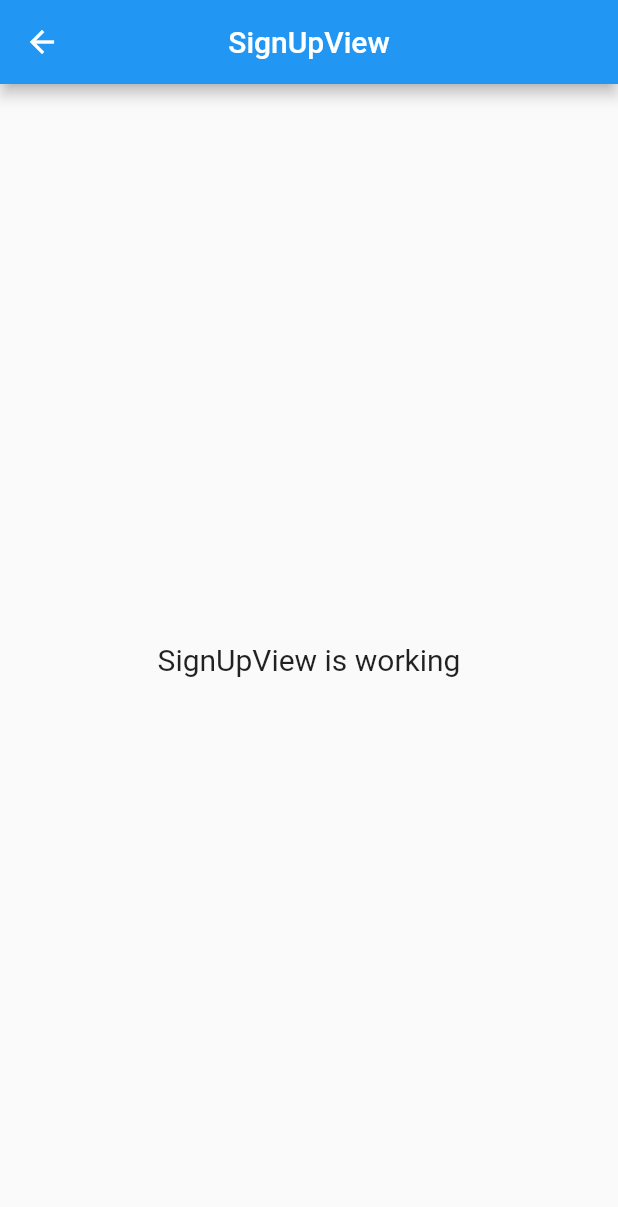
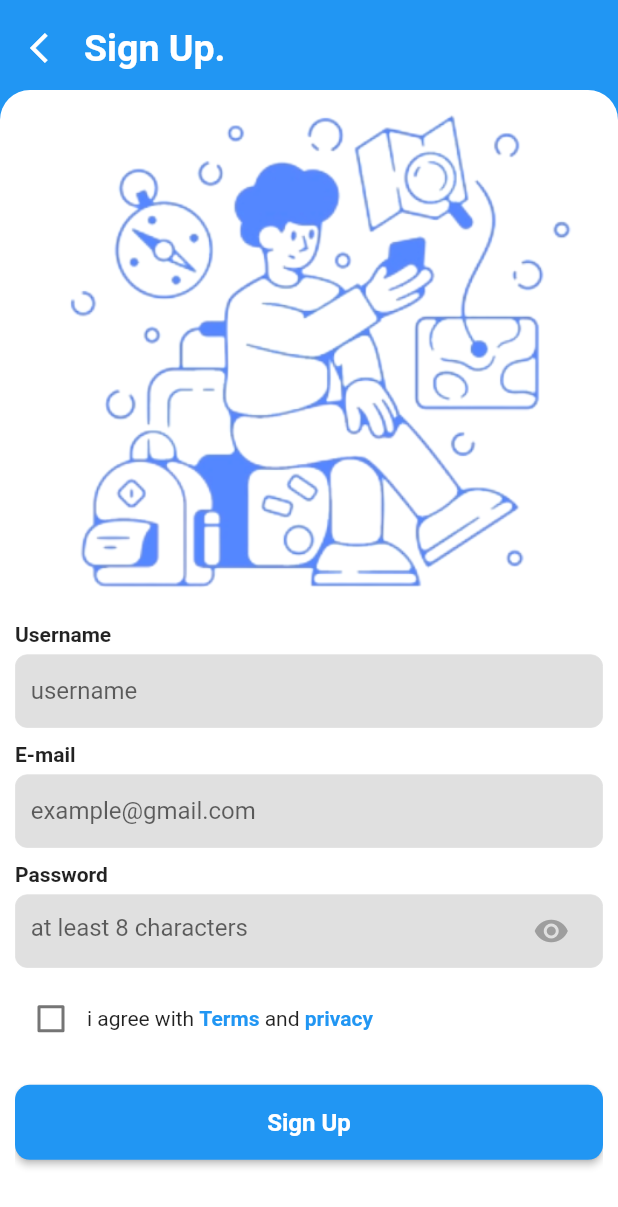
Before and after one commit to R4MA26/flutter-tes-zero-one-group, a Flutter app: the SignUpView screen opened by its route, on a phone screen of 412 x 824 dp. Shown: the top 1207 px of the screen. Run offline on Flutter 3.47's test engine with Material 2 defaults, Android fonts, the phone set to English and light mode, and no system bars; our stand-ins replace get.

Commit message:
flutter tes

```diff
--- a/apps/flutter-tes/lib/app/modules/login/views/login_view.dart
+++ b/apps/flutter-tes/lib/app/modules/login/views/login_view.dart
@@ -1,4 +1,5 @@
 import 'package:flutter/material.dart';
+import 'package:flutter_tes/app/routes/app_pages.dart';
 import 'package:get/get.dart';
 
 import '../controllers/login_controller.dart';
@@ -98,7 +99,7 @@ class LoginView extends GetView<LoginController> {
                 TextAccount(
                   account: "Don't have account?.",
                   textButton: 'sign Up',
-                  onPressed: () {},
+                  onPressed: () => Get.toNamed(Routes.SIGN_UP),
                 ),
                 const SizedBox(height: 50),
               ],
--- a/apps/flutter-tes/lib/app/modules/sign_up/controllers/sign_up_controller.dart
+++ b/apps/flutter-tes/lib/app/modules/sign_up/controllers/sign_up_controller.dart
@@ -1,7 +1,12 @@
+import 'package:flutter/material.dart';
 import 'package:get/get.dart';
 
 class SignUpController extends GetxController {
-  //TODO: Implement SignUpController
+  var usernameC = TextEditingController();
+  var emailC = TextEditingController();
+  var passwordC = TextEditingController();
+
+  final isChecked = false.obs;
 
   final count = 0.obs;
   @override
--- a/apps/flutter-tes/lib/app/modules/sign_up/views/sign_up_view.dart
+++ b/apps/flutter-tes/lib/app/modules/sign_up/views/sign_up_view.dart
@@ -1,23 +1,145 @@
+import 'dart:developer';
+
+import 'package:flutter/gestures.dart';
 import 'package:flutter/material.dart';
+import 'package:flutter_tes/app/routes/app_pages.dart';
 
 import 'package:get/get.dart';
 
+import '../../../widgets/widgets.dart';
 import '../controllers/sign_up_controller.dart';
 
 class SignUpView extends GetView<SignUpController> {
   @override
   Widget build(BuildContext context) {
     return Scaffold(
-      appBar: AppBar(
-        title: Text('SignUpView'),
-        centerTitle: true,
-      ),
-      body: Center(
-        child: Text(
-          'SignUpView is working',
-          style: TextStyle(fontSize: 20),
-        ),
+      backgroundColor: Colors.blue,
+      body: Stack(
+        children: [
+          Padding(
+            padding: const EdgeInsets.all(8.0),
+            child: Row(
+              children: [
+                IconButton(
+                  onPressed: () {},
+                  icon: const Icon(
+                    Icons.arrow_back_ios,
+                    color: Colors.white,
+                  ),
+                ),
+                const Text(
+                  'Sign Up.',
+                  style: TextStyle(
+                    color: Colors.white,
+                    fontWeight: FontWeight.bold,
+                    fontSize: 25,
+                  ),
+                ),
+              ],
+            ),
+          ),
+          Container(
+            margin: const EdgeInsets.only(top: 60),
+            decoration: const BoxDecoration(
+              color: Colors.white,
+              borderRadius: BorderRadius.only(
+                topLeft: Radius.circular(20),
+                topRight: Radius.circular(20),
+              ),
+            ),
+            padding: const EdgeInsets.symmetric(horizontal: 10),
+            child: ListView(
+              children: [
+                const ImageContent(),
+                const SizedBox(height: 10),
+                InputDaftar(
+                  controller: controller.usernameC,
+                  hint: 'username',
+                  label: 'Username',
+                ),
+                const SizedBox(height: 10),
+                InputDaftar(
+                  controller: controller.emailC,
+                  hint: 'example@gmail.com',
+                  label: 'E-mail',
+                ),
+                const SizedBox(height: 10),
+                InputDaftar(
+                  controller: controller.passwordC,
+                  isPassword: true,
+                  hint: 'at least 8 characters',
+                  label: 'Password',
+                ),
+                const SizedBox(height: 10),
+                Row(
+                  children: [
+                    InkWell(
+                      onTap: () {
+                        controller.isChecked.value =
+                            !controller.isChecked.value;
+                      },
+                      child: Row(
+                        children: [
+                          Obx(
+                            () => Checkbox(
+                              value: controller.isChecked.value,
+                              onChanged: (value) {
+                                controller.isChecked.value = value!;
+                              },
+                            ),
+                          ),
+                          Text.rich(
+                            TextSpan(
+                              children: [
+                                const TextSpan(text: 'i agree with '),
+                                textSpanWithClick(
+                                  'Terms',
+                                  () {
+                                    log('tes1');
+                                  },
+                                ),
+                                const TextSpan(text: ' and '),
+                                textSpanWithClick(
+                                  'privacy',
+                                  () {
+                                    log('test2');
+                                  },
+                                ),
+                              ],
+                            ),
+                          )
+                        ],
+                      ),
+                    ),
+                  ],
+                ),
+                const SizedBox(height: 20),
+                Button(
+                  name: 'Sign Up',
+                  onPressed: () {},
+                ),
+                const SizedBox(height: 50),
+                TextAccount(
+                  account: 'im already have an account.',
+                  textButton: 'Sign In',
+                  onPressed: () => Get.toNamed(Routes.LOGIN),
+                ),
+              ],
+            ),
+          ),
+        ],
       ),
     );
   }
+
+  TextSpan textSpanWithClick(
+    final String name,
+    final void Function()? onPressed,
+  ) {
+    return TextSpan(
+      text: name,
+      recognizer: TapGestureRecognizer()..onTap = onPressed,
+      style: const TextStyle(fontWeight: FontWeight.bold, color: Colors.blue),
+    );
+  }
 }
--- a/apps/flutter-tes/lib/app/widgets/input_daftar.dart
+++ b/apps/flutter-tes/lib/app/widgets/input_daftar.dart
@@ -1,4 +1,5 @@
 import 'package:flutter/material.dart';
+import 'package:get/get.dart';
 
 class InputDaftar extends StatelessWidget {
   // final String label;
@@ -6,6 +7,7 @@ class InputDaftar extends StatelessWidget {
   final String? Function(String?)? validator;
   final String hint;
   final String label;
+  final bool isPassword;
 
   const InputDaftar({
     Key? key,
@@ -13,10 +15,12 @@ class InputDaftar extends StatelessWidget {
     required this.label,
     required this.controller,
     this.validator,
+    this.isPassword = false,
   }) : super(key: key);
 
   @override
   Widget build(BuildContext context) {
+    final isVisible = isPassword.obs;
     return Column(
       crossAxisAlignment: CrossAxisAlignment.start,
       children: [
@@ -26,7 +30,7 @@ class InputDaftar extends StatelessWidget {
         ),
         const SizedBox(height: 5),
         Container(
-          padding: const EdgeInsets.symmetric(horizontal: 0),
+          padding: const EdgeInsets.symmetric(horizontal: 10),
           decoration: BoxDecoration(
             border: Border.all(
               color: const Color.fromRGBO(224, 224, 224, 1),
@@ -35,13 +39,28 @@ class InputDaftar extends StatelessWidget {
             borderRadius: BorderRadius.circular(8),
             color: const Color.fromRGBO(224, 224, 224, 1),
           ),
-          child: TextFormField(
-            controller: controller,
-            validator: validator,
-            decoration: InputDecoration(
-              contentPadding: const EdgeInsets.symmetric(horizontal: 10),
-              hintText: hint,
-              border: InputBorder.none,
+          child: Obx(
+            () => TextFormField(
+              controller: controller,
+              validator: validator,
+              obscureText: isVisible.value,
+              decoration: InputDecoration(
+                hintText: hint,
+                border: InputBorder.none,
+                suffixIcon: isPassword
+                    ? IconButton(
+                        icon: Icon(
+                          isVisible.isTrue
+                              ? Icons.visibility
+                              : Icons.visibility_off,
+                          color: Colors.grey,
+                        ),
+                        onPressed: () {
+                          isVisible.toggle();
+                        },
+                      )
+                    : null,
+              ),
             ),
           ),
         ),
```
